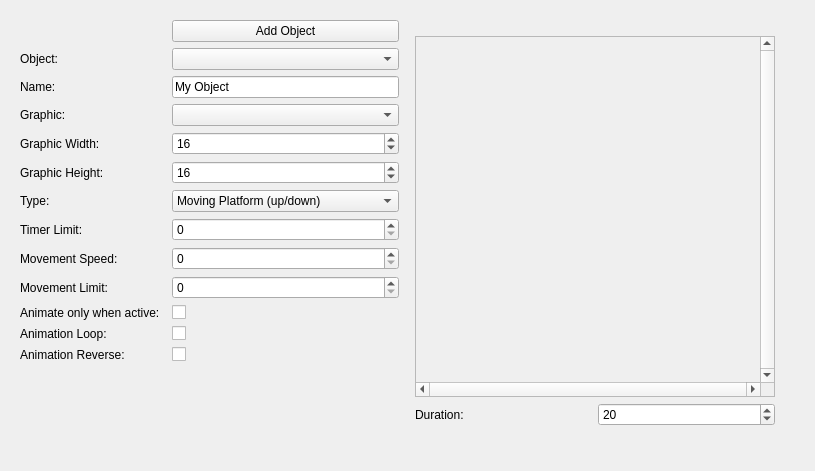
This is editor/mainwindow_tab/object_tab.ui in Fordi/rockbot as Qt 5 draws it before an edit. The edited form follows.
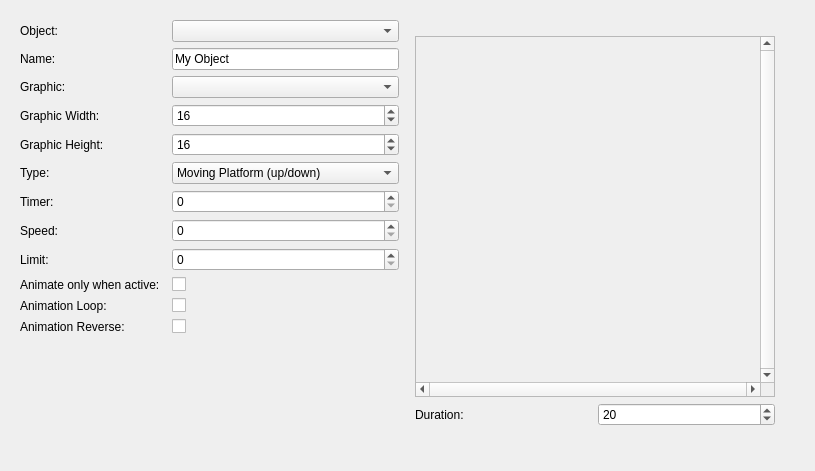
This is the edited form. Custom widgets are drawn as their Qt base class.

The edit to the form file:
```diff
--- a/editor/mainwindow_tab/object_tab.ui
+++ b/editor/mainwindow_tab/object_tab.ui
@@ -37,52 +37,44 @@
         <property name="bottomMargin">
          <number>20</number>
         </property>
-        <item row="7" column="0">
+        <item row="5" column="0">
+         <widget class="QLabel" name="label_56">
+          <property name="text">
+           <string>Graphic Height:</string>
+          </property>
+         </widget>
+        </item>
+        <item row="6" column="0">
          <widget class="QLabel" name="label_60">
           <property name="text">
            <string>Type:</string>
           </property>
          </widget>
         </item>
-        <item row="4" column="2">
+        <item row="3" column="2">
          <widget class="QComboBox" name="graphicfile_combo"/>
         </item>
-        <item row="6" column="0">
-         <widget class="QLabel" name="label_56">
-          <property name="text">
-           <string>Graphic Height:</string>
-          </property>
-         </widget>
-        </item>
-        <item row="9" column="0">
+        <item row="8" column="0">
          <widget class="QLabel" name="label_63">
           <property name="text">
-           <string>Movement Speed:</string>
+           <string>Speed:</string>
           </property>
          </widget>
         </item>
-        <item row="5" column="0" colspan="2">
-         <widget class="QLabel" name="label_52">
-          <property name="text">
-           <string>Graphic Width: </string>
+        <item row="4" column="2">
+         <widget class="QSpinBox" name="graphic_w">
+          <property name="minimum">
+           <number>8</number>
           </property>
-         </widget>
-        </item>
-        <item row="4" column="0">
-         <widget class="QLabel" name="label_59">
-          <property name="text">
-           <string>Graphic:</string>
+          <property name="maximum">
+           <number>999</number>
           </property>
-         </widget>
-        </item>
-        <item row="2" column="0">
-         <widget class="QLabel" name="label_58">
-          <property name="text">
-           <string>Name:</string>
+          <property name="value">
+           <number>16</number>
           </property>
          </widget>
         </item>
-        <item row="7" column="2">
+        <item row="6" column="2">
          <widget class="QComboBox" name="type_combo">
           <item>
            <property name="text">
@@ -221,55 +213,63 @@
           </item>
          </widget>
         </item>
-        <item row="5" column="2">
-         <widget class="QSpinBox" name="graphic_w">
-          <property name="minimum">
-           <number>8</number>
+        <item row="3" column="0">
+         <widget class="QLabel" name="label_59">
+          <property name="text">
+           <string>Graphic:</string>
           </property>
-          <property name="maximum">
-           <number>999</number>
+         </widget>
+        </item>
+        <item row="1" column="0">
+         <widget class="QLabel" name="label_58">
+          <property name="text">
+           <string>Name:</string>
           </property>
-          <property name="value">
-           <number>16</number>
-          </property>
          </widget>
         </item>
-        <item row="10" column="2">
-         <widget class="QSpinBox" name="limit">
-          <property name="maximum">
-           <number>99999</number>
+        <item row="4" column="0" colspan="2">
+         <widget class="QLabel" name="label_52">
+          <property name="text">
+           <string>Graphic Width: </string>
           </property>
          </widget>
         </item>
         <item row="9" column="2">
+         <widget class="QSpinBox" name="limit">
+          <property name="maximum">
+           <number>99999</number>
+          </property>
+         </widget>
+        </item>
+        <item row="8" column="2">
          <widget class="QSpinBox" name="speed">
           <property name="maximum">
            <number>99999</number>
           </property>
          </widget>
         </item>
-        <item row="11" column="2">
+        <item row="7" column="2">
+         <widget class="QSpinBox" name="timer">
+          <property name="maximum">
+           <number>99999</number>
+          </property>
+         </widget>
+        </item>
+        <item row="10" column="2">
          <widget class="QCheckBox" name="animate_on_active_checkbox">
           <property name="text">
            <string/>
           </property>
          </widget>
         </item>
-        <item row="13" column="2">
+        <item row="12" column="2">
          <widget class="QCheckBox" name="animation_loop_checkbox">
           <property name="text">
            <string/>
           </property>
          </widget>
         </item>
-        <item row="8" column="2">
-         <widget class="QSpinBox" name="timer">
-          <property name="maximum">
-           <number>99999</number>
-          </property>
-         </widget>
-        </item>
-        <item row="2" column="2">
+        <item row="1" column="2">
          <widget class="QLineEdit" name="name">
           <property name="text">
            <string>My Object</string>
@@ -279,21 +279,21 @@
           </property>
          </widget>
         </item>
-        <item row="14" column="2">
-         <widget class="QCheckBox" name="animation_reverse_checkbox">
+        <item row="12" column="0">
+         <widget class="QLabel" name="label_3">
           <property name="text">
-           <string/>
+           <string>Animation Loop:</string>
           </property>
          </widget>
         </item>
-        <item row="11" column="0">
+        <item row="10" column="0">
          <widget class="QLabel" name="label_2">
           <property name="text">
            <string>Animate only when active:</string>
           </property>
          </widget>
         </item>
-        <item row="15" column="0">
+        <item row="14" column="0">
          <spacer name="verticalSpacer">
           <property name="orientation">
            <enum>Qt::Vertical</enum>
@@ -306,14 +306,7 @@
           </property>
          </spacer>
         </item>
-        <item row="13" column="0">
-         <widget class="QLabel" name="label_3">
-          <property name="text">
-           <string>Animation Loop:</string>
-          </property>
-         </widget>
-        </item>
-        <item row="6" column="2">
+        <item row="5" column="2">
          <widget class="QSpinBox" name="graphic_h">
           <property name="minimum">
            <number>8</number>
@@ -326,41 +319,41 @@
           </property>
          </widget>
         </item>
-        <item row="1" column="2">
-         <widget class="QComboBox" name="objectlist_combo"/>
-        </item>
-        <item row="10" column="0">
-         <widget class="QLabel" name="label_62">
+        <item row="13" column="2">
+         <widget class="QCheckBox" name="animation_reverse_checkbox">
           <property name="text">
-           <string>Movement Limit:</string>
+           <string/>
           </property>
          </widget>
         </item>
-        <item row="14" column="0">
+        <item row="13" column="0">
          <widget class="QLabel" name="label_4">
           <property name="text">
            <string>Animation Reverse:</string>
           </property>
          </widget>
         </item>
-        <item row="1" column="0">
+        <item row="0" column="0">
          <widget class="QLabel" name="label">
           <property name="text">
            <string>Object:</string>
           </property>
          </widget>
         </item>
-        <item row="8" column="0">
-         <widget class="QLabel" name="label_61">
-          <property name="text">
-           <string>Timer Limit:</string>
-          </property>
-         </widget>
-        </item>
         <item row="0" column="2">
-         <widget class="QPushButton" name="pushButton">
+         <widget class="QComboBox" name="objectlist_combo"/>
+        </item>
+        <item row="9" column="0">
+         <widget class="QLabel" name="label_62">
           <property name="text">
-           <string>Add Object</string>
+           <string>Limit:</string>
+          </property>
+         </widget>
+        </item>
+        <item row="7" column="0">
+         <widget class="QLabel" name="label_61">
+          <property name="text">
+           <string>Timer:</string>
           </property>
          </widget>
         </item>
```
Left out of the diff: 6 changed lines with no effect on the pictures.
